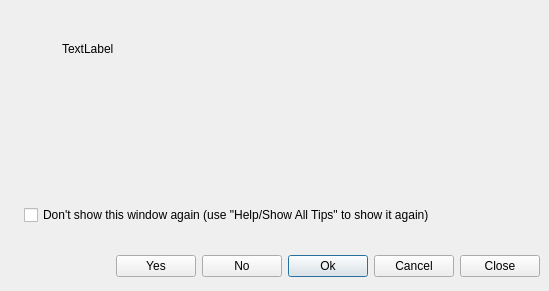
Old version of the form src/laybasic/laybasic/TipDialog.ui in the repository KLayout/klayout.
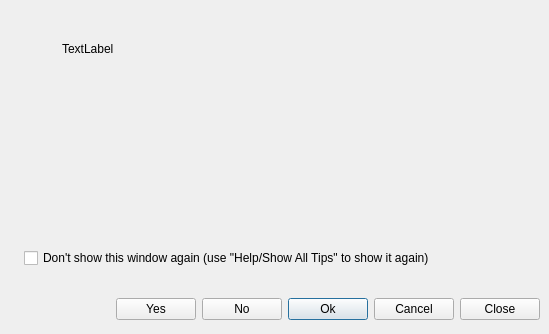
New version of the form. Icons and pictures are not drawn.

```diff
--- a/src/laybasic/laybasic/TipDialog.ui
+++ b/src/laybasic/laybasic/TipDialog.ui
@@ -1,12 +1,12 @@
 <ui version="4.0" >
  <class>TipDialog</class>
- <widget class="QDialog" name="TipDialog" >
-  <property name="geometry" >
+ <widget class="QDialog" name="TipDialog">
+  <property name="geometry">
    <rect>
     <x>0</x>
     <y>0</y>
     <width>549</width>
-    <height>291</height>
+    <height>334</height>
    </rect>
   </property>
   <property name="windowTitle" >
@@ -16,7 +16,16 @@
    <property name="margin" >
     <number>9</number>
    </property>
-   <property name="spacing" >
+   <property name="topMargin">
+    <number>9</number>
+   </property>
+   <property name="rightMargin">
+    <number>9</number>
+   </property>
+   <property name="bottomMargin">
+    <number>9</number>
+   </property>
+   <property name="spacing">
     <number>6</number>
    </property>
    <item row="1" column="1" >
@@ -27,13 +36,22 @@
      <property name="frameShadow" >
       <enum>QFrame::Raised</enum>
      </property>
-     <layout class="QVBoxLayout" >
-      <property name="margin" >
-       <number>9</number>
-      </property>
-      <property name="spacing" >
+     <layout class="QVBoxLayout">
+      <property name="spacing">
        <number>6</number>
       </property>
+      <property name="leftMargin">
+       <number>9</number>
+      </property>
+      <property name="topMargin">
+       <number>9</number>
+      </property>
+      <property name="rightMargin">
+       <number>9</number>
+      </property>
+      <property name="bottomMargin">
+       <number>9</number>
+      </property>
       <item>
        <widget class="QLabel" name="tip_text" >
         <property name="text" >
@@ -71,13 +89,22 @@
      <property name="frameShadow" >
       <enum>QFrame::Raised</enum>
      </property>
-     <layout class="QHBoxLayout" >
-      <property name="margin" >
-       <number>0</number>
-      </property>
-      <property name="spacing" >
+     <layout class="QHBoxLayout">
+      <property name="spacing">
        <number>6</number>
       </property>
+      <property name="leftMargin">
+       <number>0</number>
+      </property>
+      <property name="topMargin">
+       <number>0</number>
+      </property>
+      <property name="rightMargin">
+       <number>0</number>
+      </property>
+      <property name="bottomMargin">
+       <number>0</number>
+      </property>
       <item>
        <spacer>
         <property name="orientation" >
@@ -138,12 +165,10 @@
      </layout>
     </widget>
    </item>
-   <item row="1" column="0" >
-    <widget class="QFrame" name="frame_3" >
-     <property name="sizePolicy" >
-      <sizepolicy>
-       <hsizetype>0</hsizetype>
-       <vsizetype>5</vsizetype>
+   <item row="1" column="0">
+    <widget class="QFrame" name="frame_3">
+     <property name="sizePolicy">
+      <sizepolicy hsizetype="Fixed" vsizetype="Preferred">
        <horstretch>0</horstretch>
        <verstretch>0</verstretch>
       </sizepolicy>
@@ -154,13 +179,22 @@
      <property name="frameShadow" >
       <enum>QFrame::Raised</enum>
      </property>
-     <layout class="QVBoxLayout" >
-      <property name="margin" >
-       <number>9</number>
-      </property>
-      <property name="spacing" >
+     <layout class="QVBoxLayout">
+      <property name="spacing">
        <number>6</number>
       </property>
+      <property name="leftMargin">
+       <number>9</number>
+      </property>
+      <property name="topMargin">
+       <number>9</number>
+      </property>
+      <property name="rightMargin">
+       <number>9</number>
+      </property>
+      <property name="bottomMargin">
+       <number>9</number>
+      </property>
       <item>
        <widget class="QLabel" name="label" >
         <property name="text" >
@@ -227,13 +261,22 @@
      <property name="frameShadow" >
       <enum>QFrame::Raised</enum>
      </property>
-     <layout class="QHBoxLayout" >
-      <property name="margin" >
-       <number>0</number>
-      </property>
-      <property name="spacing" >
+     <layout class="QHBoxLayout">
+      <property name="spacing">
        <number>6</number>
       </property>
+      <property name="leftMargin">
+       <number>0</number>
+      </property>
+      <property name="topMargin">
+       <number>0</number>
+      </property>
+      <property name="rightMargin">
+       <number>0</number>
+      </property>
+      <property name="bottomMargin">
+       <number>0</number>
+      </property>
       <item>
        <spacer>
         <property name="orientation" >
@@ -251,11 +294,9 @@
        </spacer>
       </item>
       <item>
-       <widget class="QCheckBox" name="dont_show_cbx" >
-        <property name="sizePolicy" >
-         <sizepolicy>
-          <hsizetype>5</hsizetype>
-          <vsizetype>0</vsizetype>
+       <widget class="QCheckBox" name="dont_show_cbx">
+        <property name="sizePolicy">
+         <sizepolicy hsizetype="Preferred" vsizetype="Fixed">
           <horstretch>0</horstretch>
           <verstretch>0</verstretch>
          </sizepolicy>
```
Left out of the diff: 123 changed lines with no effect on the pictures.
